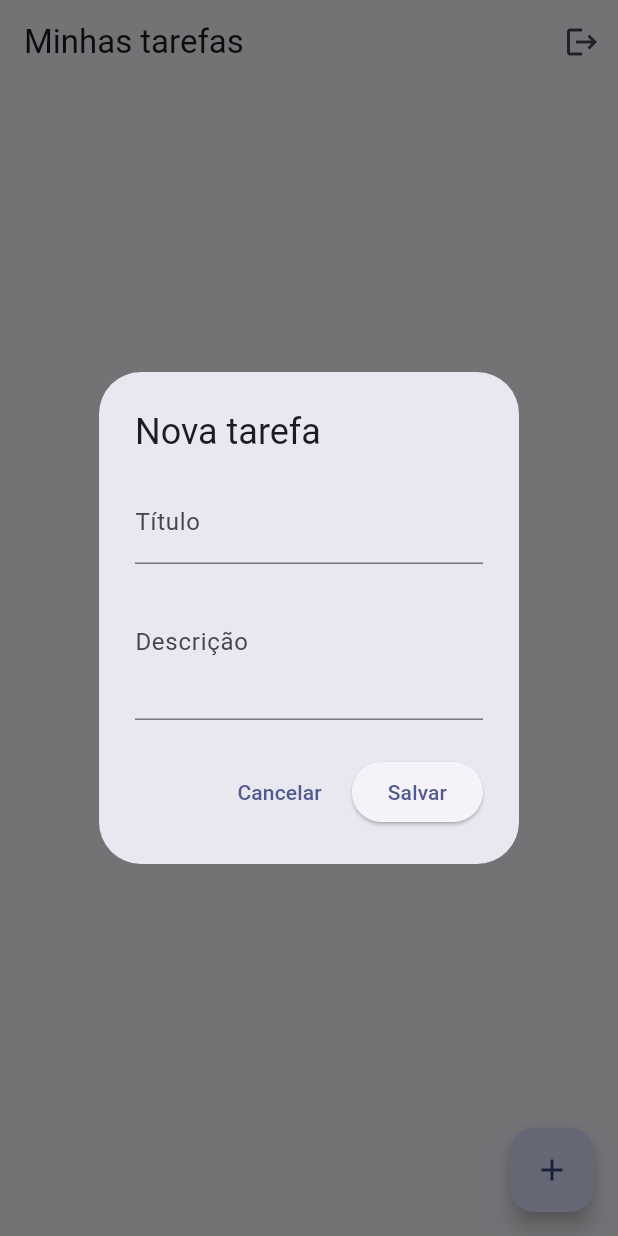
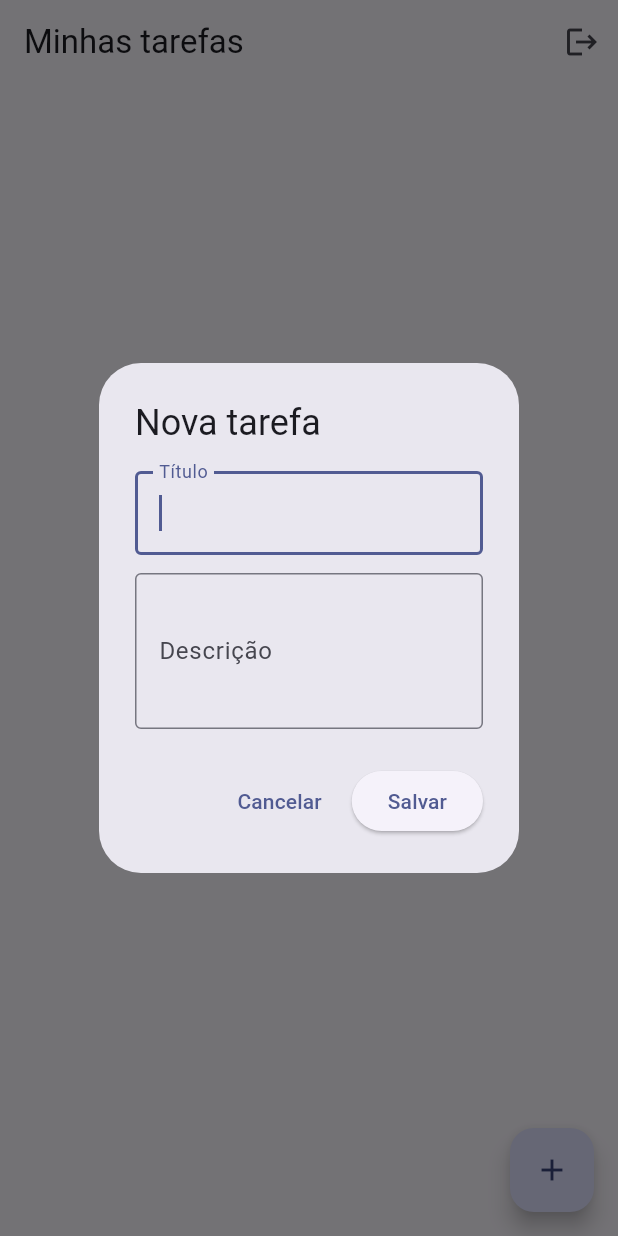
Before and after one commit to TiagoAE92/controle-tarefas-flutter, a Flutter app: the HomeScreen screen opened directly with empty values, after a tap on the "add" icon, on a phone screen of 412 x 824 dp. Run offline on Flutter 3.47's test engine with Material 3 defaults, Android fonts, the phone set to English and light mode, and no system bars; our stand-ins replace shared_preferences; accounts and stored records are empty.

Commit message:
home_screen.dart

```diff
--- a/lib/screens/home_screen.dart
+++ b/lib/screens/home_screen.dart
@@ -1,3 +1,4 @@
+
 import 'package:flutter/material.dart';
 import '../models/task_model.dart';
 import '../services/database_service.dart';
@@ -30,6 +31,7 @@ class _HomeScreenState extends State<HomeScreen> {
   Future<void> carregarTarefas() async {
     final lista = await banco.listar(widget.email);
     if (!mounted) return;
+
     setState(() {
       tarefas = lista;
       carregando = false;
@@ -37,79 +39,23 @@ class _HomeScreenState extends State<HomeScreen> {
   }
 
   Future<void> abrirFormulario({TaskModel? tarefa}) async {
-    final tituloController = TextEditingController(text: tarefa?.titulo ?? '');
-    final descricaoController =
-        TextEditingController(text: tarefa?.descricao ?? '');
-    final formKey = GlobalKey<FormState>();
-
-    final resultado = await showDialog<bool>(
+    final resultado = await showDialog<TaskModel>(
       context: context,
-      builder: (context) {
-        return AlertDialog(
-          title: Text(tarefa == null ? 'Nova tarefa' : 'Editar tarefa'),
-          content: Form(
-            key: formKey,
-            child: SingleChildScrollView(
-              child: Column(
-                mainAxisSize: MainAxisSize.min,
-                children: [
-                  TextFormField(
-                    controller: tituloController,
-                    decoration: const InputDecoration(labelText: 'Título'),
-                    validator: (valor) {
-                      if (valor == null || valor.trim().isEmpty) {
-                        return 'Digite um título.';
-                      }
-                      return null;
-                    },
-                  ),
-                  TextFormField(
-                    controller: descricaoController,
-                    decoration: const InputDecoration(labelText: 'Descrição'),
-                    maxLines: 3,
-                  ),
-                ],
-              ),
-            ),
-          ),
-          actions: [
-            TextButton(
-              onPressed: () => Navigator.pop(context, false),
-              child: const Text('Cancelar'),
-            ),
-            ElevatedButton(
-              onPressed: () {
-                if (formKey.currentState!.validate()) {
-                  Navigator.pop(context, true);
-                }
-              },
-              child: const Text('Salvar'),
-            ),
-          ],
-        );
+      builder: (dialogContext) {
+        return _TaskFormDialog(tarefa: tarefa);
       },
     );
 
-    if (resultado == true) {
-      if (tarefa == null) {
-        final nova = TaskModel(
-          id: DateTime.now().microsecondsSinceEpoch.toString(),
-          titulo: tituloController.text.trim(),
-          descricao: descricaoController.text.trim(),
-        );
-        await banco.adicionar(widget.email, nova);
-      } else {
-        final editada = tarefa.copyWith(
-          titulo: tituloController.text.trim(),
-          descricao: descricaoController.text.trim(),
-        );
-        await banco.atualizar(widget.email, editada);
-      }
-      await carregarTarefas();
+    if (!mounted || resultado == null) return;
+
+    if (tarefa == null) {
+      await banco.adicionar(widget.email, resultado);
+    } else {
+      await banco.atualizar(widget.email, resultado);
     }
 
-    tituloController.dispose();
-    descricaoController.dispose();
+    if (!mounted) return;
+    await carregarTarefas();
   }
 
   Future<void> mudarStatus(TaskModel tarefa, bool? valor) async {
@@ -117,32 +63,36 @@ class _HomeScreenState extends State<HomeScreen> {
       widget.email,
       tarefa.copyWith(concluida: valor ?? false),
     );
+
+    if (!mounted) return;
     await carregarTarefas();
   }
 
   Future<void> excluir(TaskModel tarefa) async {
     final confirmou = await showDialog<bool>(
       context: context,
-      builder: (context) => AlertDialog(
+      builder: (dialogContext) => AlertDialog(
         title: const Text('Excluir tarefa?'),
         content: Text('Deseja excluir "${tarefa.titulo}"?'),
         actions: [
           TextButton(
-            onPressed: () => Navigator.pop(context, false),
+            onPressed: () => Navigator.pop(dialogContext, false),
             child: const Text('Cancelar'),
           ),
           TextButton(
-            onPressed: () => Navigator.pop(context, true),
+            onPressed: () => Navigator.pop(dialogContext, true),
             child: const Text('Excluir'),
           ),
         ],
       ),
     );
 
-    if (confirmou == true) {
-      await banco.excluir(widget.email, tarefa.id);
-      await carregarTarefas();
-    }
+    if (!mounted || confirmou != true) return;
+
+    await banco.excluir(widget.email, tarefa.id);
+
+    if (!mounted) return;
+    await carregarTarefas();
   }
 
   @override
@@ -167,11 +117,13 @@ class _HomeScreenState extends State<HomeScreen> {
                   itemCount: tarefas.length,
                   itemBuilder: (context, indice) {
                     final tarefa = tarefas[indice];
+
                     return Card(
                       child: ListTile(
                         leading: Checkbox(
                           value: tarefa.concluida,
-                          onChanged: (valor) => mudarStatus(tarefa, valor),
+                          onChanged: (valor) =>
+                              mudarStatus(tarefa, valor),
                         ),
                         title: Text(
                           tarefa.titulo,
@@ -184,7 +136,8 @@ class _HomeScreenState extends State<HomeScreen> {
                         subtitle: tarefa.descricao.isEmpty
                             ? null
                             : Text(tarefa.descricao),
-                        onTap: () => abrirFormulario(tarefa: tarefa),
+                        onTap: () =>
+                            abrirFormulario(tarefa: tarefa),
                         trailing: IconButton(
                           tooltip: 'Excluir',
                           onPressed: () => excluir(tarefa),
@@ -201,3 +154,110 @@ class _HomeScreenState extends State<HomeScreen> {
     );
   }
 }
+
+class _TaskFormDialog extends StatefulWidget {
+  final TaskModel? tarefa;
+
+  const _TaskFormDialog({this.tarefa});
+
+  @override
+  State<_TaskFormDialog> createState() =>
+      _TaskFormDialogState();
+}
+
+class _TaskFormDialogState extends State<_TaskFormDialog> {
+  final _formKey = GlobalKey<FormState>();
+
+  late final TextEditingController _tituloController;
+  late final TextEditingController _descricaoController;
+
+  @override
+  void initState() {
+    super.initState();
+
+    _tituloController = TextEditingController(
+      text: widget.tarefa?.titulo ?? '',
+    );
+
+    _descricaoController = TextEditingController(
+      text: widget.tarefa?.descricao ?? '',
+    );
+  }
+
+  @override
+  void dispose() {
+    _tituloController.dispose();
+    _descricaoController.dispose();
+    super.dispose();
+  }
+
+  void _salvar() {
+    if (!_formKey.currentState!.validate()) return;
+
+    final tarefaOriginal = widget.tarefa;
+
+    final tarefa = TaskModel(
+      id: tarefaOriginal?.id ??
+          DateTime.now().microsecondsSinceEpoch.toString(),
+      titulo: _tituloController.text.trim(),
+      descricao: _descricaoController.text.trim(),
+      concluida: tarefaOriginal?.concluida ?? false,
+    );
+
+    Navigator.of(context).pop(tarefa);
+  }
+
+  @override
+  Widget build(BuildContext context) {
+    return AlertDialog(
+      title: Text(
+        widget.tarefa == null
+            ? 'Nova tarefa'
+            : 'Editar tarefa',
+      ),
+      content: Form(
+        key: _formKey,
+        child: SingleChildScrollView(
+          child: Column(
+            mainAxisSize: MainAxisSize.min,
+            children: [
+              TextFormField(
+                controller: _tituloController,
+                autofocus: true,
+                decoration: const InputDecoration(
+                  labelText: 'Título',
+                  border: OutlineInputBorder(),
+                ),
+                validator: (valor) {
+                  if (valor == null || valor.trim().isEmpty) {
+                    return 'Digite um título.';
+                  }
+                  return null;
+                },
+              ),
+              const SizedBox(height: 12),
+              TextFormField(
+                controller: _descricaoController,
+                decoration: const InputDecoration(
+                  labelText: 'Descrição',
+                  border: OutlineInputBorder(),
+                ),
+                maxLines: 3,
+              ),
+            ],
+          ),
+        ),
+      ),
+      actions: [
+        TextButton(
+          onPressed: () => Navigator.of(context).pop(),
+          child: const Text('Cancelar'),
+        ),
+        ElevatedButton(
+          onPressed: _salvar,
+          child: const Text('Salvar'),
+        ),
+      ],
+    );
+  }
+}
```
